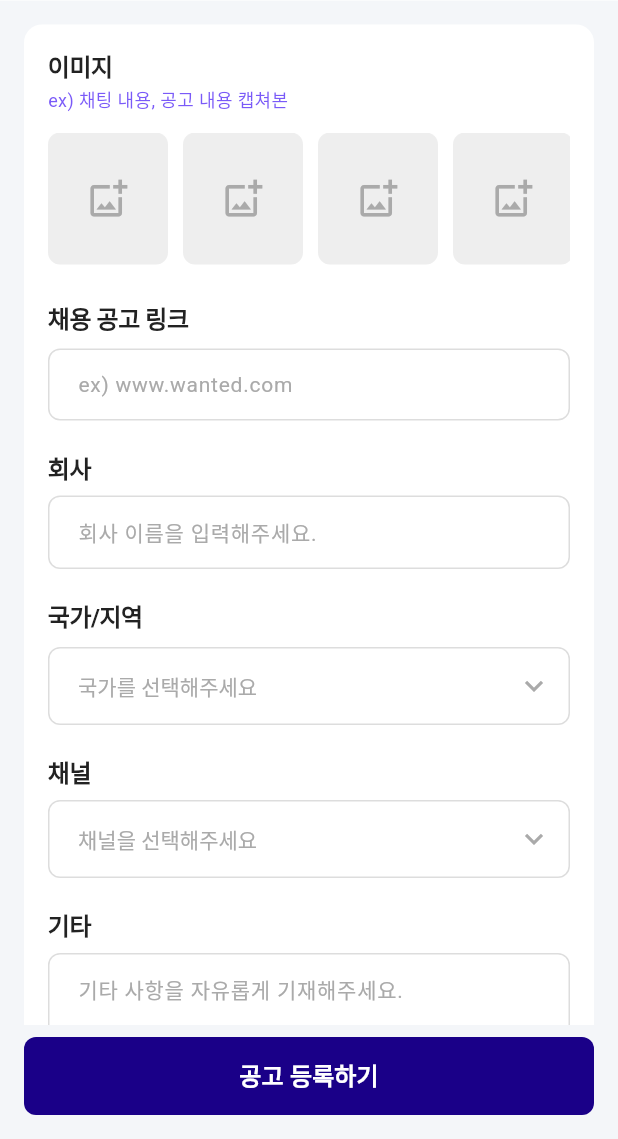
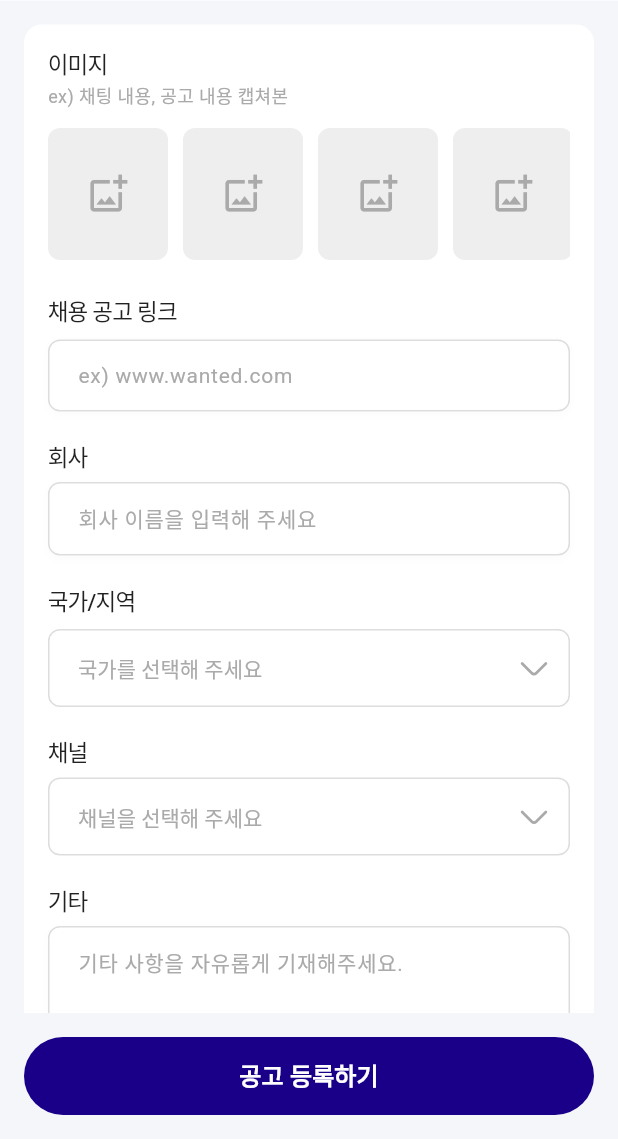
Before and after one commit to 2026-QUAD-S-Team-2/samak-front, a Flutter app: the AnalysisRegisterScreen screen opened directly, on a phone screen of 412 x 824 dp, the part 97-1236 px from its top. Run offline on Flutter 3.47's test engine with Material 3 defaults, Android fonts, the phone set to English and light mode, and no system bars; our stand-ins replace flutter_svg; project files that could hold a hidden picture were left out.

Commit message:
mod: #4 디자인에 맞게 UI 수정

```diff
--- a/lib/core/design_system/app_icons.dart
+++ b/lib/core/design_system/app_icons.dart
@@ -5,6 +5,7 @@ class AppIcons {
 
   static const String add = '$_basePath/ic_add.svg';
   static const String addFilled = '$_basePath/ic_add_filled.svg';
+  static const String arrowDown = '$_basePath/ic_arrow-down.svg';
   static const String back = '$_basePath/ic_back.svg';
   static const String banner = '$_basePath/ic_banner.png';
   static const String bell = '$_basePath/ic_bell.svg';
--- a/lib/core/design_system/app_text_styles.dart
+++ b/lib/core/design_system/app_text_styles.dart
@@ -59,6 +59,16 @@ class AppTypography {
     color: AppColors.gray900,
   );
 
+  // 4-1. Middle text Bold 15pt
+  static const TextStyle middleBold15 = TextStyle(
+    fontFamily: _fontFamily,
+    fontSize: 15,
+    fontWeight: FontWeight.w500,
+    height: 1.3,
+    color: AppColors.gray900,
+    letterSpacing: -0.5,
+  );
+
   // 5. Small text 12pt
   static const TextStyle small12 = TextStyle(
     fontFamily: _fontFamily,
--- a/lib/screens/analysis_register.dart
+++ b/lib/screens/analysis_register.dart
@@ -1,8 +1,10 @@
 import 'package:flutter/material.dart';
+import 'package:flutter_svg/flutter_svg.dart';
 import '../core/design_system/app_colors.dart';
 import '../core/design_system/app_dimensions.dart';
 import '../core/design_system/app_text_styles.dart';
 import '../core/design_system/widgets/app_header.dart';
+import '../core/design_system/app_icons.dart';
 
 class AnalysisRegisterScreen extends StatefulWidget {
   final VoidCallback? onBack;
@@ -49,7 +51,7 @@ class _AnalysisRegisterScreenState
       context: context,
       backgroundColor: Colors.white,
       shape: const RoundedRectangleBorder(
-        borderRadius: BorderRadius.vertical(top: Radius.circular(20)),
+        borderRadius: BorderRadius.vertical(top: Radius.circular(16)),
       ),
       isDismissible: false,
       enableDrag: false,
@@ -89,7 +91,7 @@ class _AnalysisRegisterScreenState
               Text(
                 'ex) 채팅 내용, 공고 내용 캡쳐본',
                 style: AppTypography.small12.copyWith(
-                  color: AppColors.purple500,
+                  color: AppColors.gray500,
                 ),
               ),
               const SizedBox(height: 12),
@@ -122,7 +124,7 @@ class _AnalysisRegisterScreenState
               const SizedBox(height: 8),
               _OutlinedTextField(
                 controller: _companyController,
-                hintText: '회사 이름을 입력해주세요.',
+                hintText: '회사 이름을 입력해 주세요',
               ),
 
               const SizedBox(height: 20),
@@ -132,7 +134,7 @@ class _AnalysisRegisterScreenState
               const SizedBox(height: 8),
               _OutlinedDropdown(
                 value: _selectedCountry,
-                hintText: '국가를 선택해주세요',
+                hintText: '국가를 선택해 주세요',
                 items: _countries,
                 onChanged: (v) => setState(() => _selectedCountry = v),
               ),
@@ -144,7 +146,7 @@ class _AnalysisRegisterScreenState
               const SizedBox(height: 8),
               _OutlinedDropdown(
                 value: _selectedChannel,
-                hintText: '채널을 선택해주세요',
+                hintText: '채널을 선택해 주세요',
                 items: _channels,
                 onChanged: (v) => setState(() => _selectedChannel = v),
               ),
@@ -169,22 +171,16 @@ class _AnalysisRegisterScreenState
       // ── 하단 등록 버튼 ──
       bottomNavigationBar: SafeArea(
         child: Padding(
-          padding: const EdgeInsets.fromLTRB(
-            AppDimensions.screenPadding,
-            8,
-            AppDimensions.screenPadding,
-            16,
-          ),
+          padding: const EdgeInsets.symmetric(horizontal: AppDimensions.screenPadding, vertical: 16),
           child: SizedBox(
             width: double.infinity,
             height: 52,
             child: ElevatedButton(
-              // 버튼 탭 시 완료 바텀 시트 표시
               onPressed: _showCompletionBottomSheet,
               style: ElevatedButton.styleFrom(
                 backgroundColor: AppColors.primary,
                 shape: RoundedRectangleBorder(
-                  borderRadius: BorderRadius.circular(8),
+                  borderRadius: BorderRadius.circular(100),
                 ),
                 elevation: 0,
               ),
@@ -209,7 +205,7 @@ class _SectionLabel extends StatelessWidget {
   Widget build(BuildContext context) {
     return Text(
       label,
-      style: AppTypography.largeBold16.copyWith(letterSpacing: -0.3),
+      style: AppTypography.middleBold15,
     );
   }
 }
@@ -234,7 +230,7 @@ class _ImageSlot extends StatelessWidget {
         ),
         child: const Center(
           child: Icon(
-            Icons.add_photo_alternate_outlined, // TODO: SVG 아이콘으로 교체
+            Icons.add_photo_alternate_outlined,
             color: AppColors.gray500,
             size: 28,
           ),
@@ -258,7 +254,21 @@ class _OutlinedTextField extends StatelessWidget {
 
   @override
   Widget build(BuildContext context) {
-    return TextField(
+    return Container(
+      decoration: BoxDecoration(
+        color: Colors.white,
+        borderRadius: BorderRadius.circular(8),
+        boxShadow: [
+          BoxShadow(
+            color: AppColors.gray100,
+            offset: const Offset(0, 2),
+            blurRadius: 4,
+            spreadRadius: 0,
+          )
+        ]
+      ),
+      child: TextField(
+        // TODO: 그림자 추가
         controller: controller,
         maxLines: maxLines,
         style: AppTypography.middle14,
@@ -273,10 +283,11 @@ class _OutlinedTextField extends StatelessWidget {
           ),
           focusedBorder: OutlineInputBorder(
             borderRadius: BorderRadius.circular(8),
-          borderSide: const BorderSide(color: AppColors.primary, width: 1.5),
+            borderSide: const BorderSide(color: AppColors.gray900, width: 1.5),
           ),
           filled: true,
           fillColor: Colors.white,
+        ),
       ),
     );
   }
@@ -304,7 +315,12 @@ class _OutlinedDropdown extends StatelessWidget {
         hintText,
         style: AppTypography.middle14.copyWith(color: AppColors.gray500),
       ),
-      icon: const Icon(Icons.keyboard_arrow_down, color: AppColors.gray500),
+      icon: SvgPicture.asset(
+        AppIcons.arrowDown,
+        width: 20,
+        height: 20,
+        colorFilter: ColorFilter.mode(AppColors.gray500, BlendMode.srcIn),
+      ),
       style: AppTypography.middle14.copyWith(color: AppColors.gray900),
       decoration: InputDecoration(
         contentPadding:
@@ -315,7 +331,7 @@ class _OutlinedDropdown extends StatelessWidget {
         ),
         focusedBorder: OutlineInputBorder(
           borderRadius: BorderRadius.circular(8),
-          borderSide: const BorderSide(color: AppColors.primary, width: 1.5),
+          borderSide: const BorderSide(color: AppColors.gray900, width: 1.5),
         ),
         filled: true,
         fillColor: Colors.white,
@@ -337,7 +353,7 @@ class _CompletionBottomSheet extends StatelessWidget {
   @override
   Widget build(BuildContext context) {
     return Padding(
-      padding: const EdgeInsets.fromLTRB(24, 32, 24, 40),
+      padding: const EdgeInsets.fromLTRB(24, 32, 24, 70),
       child: Column(
         mainAxisSize: MainAxisSize.min,
         children: [
@@ -356,7 +372,7 @@ class _CompletionBottomSheet extends StatelessWidget {
               letterSpacing: -0.3,
             ),
           ),
-          const SizedBox(height: 28),
+          const SizedBox(height: 20),
           SizedBox(
             width: double.infinity,
             height: 52,
@@ -366,7 +382,7 @@ class _CompletionBottomSheet extends StatelessWidget {
               style: ElevatedButton.styleFrom(
                 backgroundColor: AppColors.primary,
                 shape: RoundedRectangleBorder(
-                  borderRadius: BorderRadius.circular(8),
+                  borderRadius: BorderRadius.circular(100),
                 ),
                 elevation: 0,
               ),
```
Also changed, not shown: assets/icons/ic_arrow-down.svg (added). Lines whose indentation alone changed are shown as unchanged.
